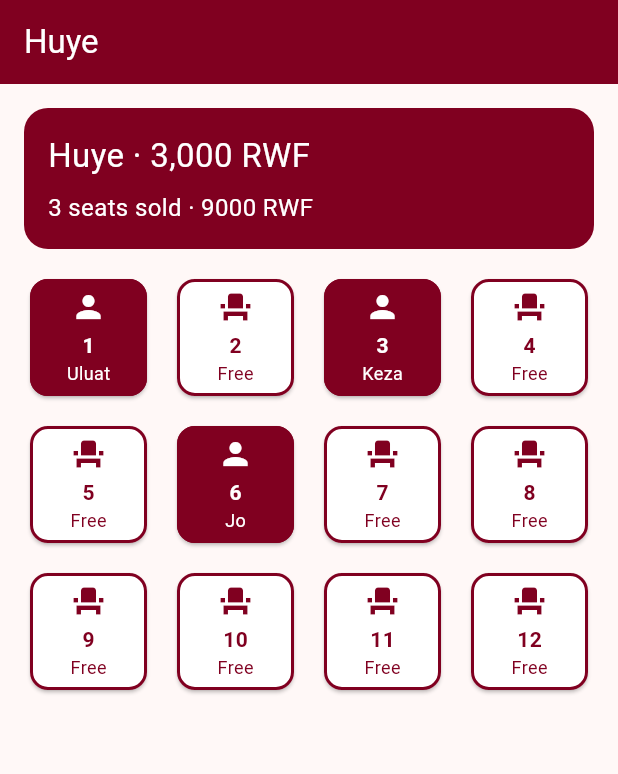
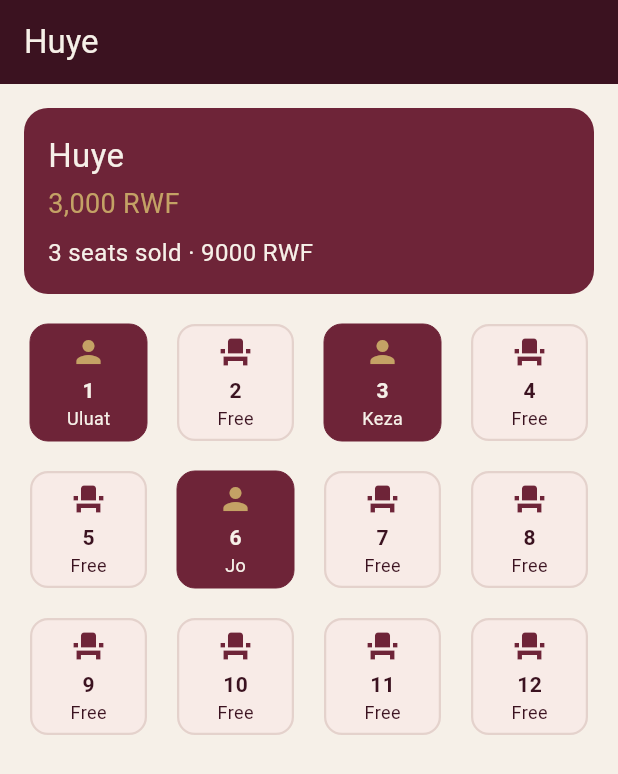
Before and after one commit to mukunzijonathan/bus-booking, a Flutter app: the screen it shows after launch, on a phone screen of 412 x 824 dp. Shown: the top 774 px of the screen. Run offline on Flutter 3.47's test engine with Material 3 defaults, Android fonts, the phone set to English and light mode, and no system bars.

Commit message:
Part 1: color palette

```diff
--- a/lib/main.dart
+++ b/lib/main.dart
@@ -4,7 +4,12 @@ void main() {
   runApp(const BusApp());
 }
 
-const burgundy = Color(0xFF800020);
+const wine = Color(0xFF6E2438);
+const wineDeep = Color(0xFF3B1220);
+const gold = Color(0xFFC4A265);
+const cream = Color(0xFFF6F0E8);
+const blush = Color(0xFFF8EBE7);
+const stone = Color(0xFFE4D2CC);
 const price = 3000;
 
 class Seat {
@@ -25,10 +30,11 @@ class BusApp extends StatelessWidget {
       debugShowCheckedModeBanner: false,
       title: 'Bus Booking',
       theme: ThemeData(
-        colorScheme: ColorScheme.fromSeed(seedColor: burgundy),
+        scaffoldBackgroundColor: cream,
+        colorScheme: ColorScheme.fromSeed(seedColor: wine),
         appBarTheme: const AppBarTheme(
-          backgroundColor: burgundy,
-          foregroundColor: Colors.white,
+          backgroundColor: wineDeep,
+          foregroundColor: cream,
         ),
       ),
       home: const SeatMapScreen(),
@@ -82,20 +88,25 @@ class _SeatMapScreenState extends State<SeatMapScreen> {
             margin: const EdgeInsets.all(16),
             padding: const EdgeInsets.all(16),
             decoration: BoxDecoration(
-              color: burgundy,
+              color: wine,
               borderRadius: BorderRadius.circular(16),
             ),
             child: Column(
               crossAxisAlignment: CrossAxisAlignment.start,
               children: [
                 const Text(
-                  'Huye · 3,000 RWF',
-                  style: TextStyle(color: Colors.white, fontSize: 22),
+                  'Huye',
+                  style: TextStyle(color: cream, fontSize: 22),
+                ),
+                const SizedBox(height: 4),
+                const Text(
+                  '3,000 RWF',
+                  style: TextStyle(color: gold, fontSize: 18),
                 ),
                 const SizedBox(height: 8),
                 Text(
                   '$sold seats sold · ${moneyMade()} RWF',
-                  style: const TextStyle(color: Colors.white, fontSize: 16),
+                  style: const TextStyle(color: cream, fontSize: 16),
                 ),
               ],
             ),
@@ -111,31 +122,36 @@ class _SeatMapScreenState extends State<SeatMapScreen> {
               itemCount: seats.length,
               itemBuilder: (context, index) {
                 final seat = seats[index];
+                final ink = seat.taken ? cream : wineDeep;
                 return Card(
-                  color: seat.taken ? burgundy : Colors.white,
+                  color: seat.taken ? wine : blush,
+                  elevation: 0,
                   shape: RoundedRectangleBorder(
                     borderRadius: BorderRadius.circular(12),
-                    side: const BorderSide(color: burgundy, width: 2),
+                    side: BorderSide(
+                      color: seat.taken ? wine : stone,
+                      width: seat.taken ? 0 : 1.5,
+                    ),
                   ),
                   child: Column(
                     mainAxisAlignment: MainAxisAlignment.center,
                     children: [
                       Icon(
                         seat.taken ? Icons.person : Icons.event_seat,
-                        color: seat.taken ? Colors.white : burgundy,
+                        color: seat.taken ? gold : wine,
                       ),
                       const SizedBox(height: 4),
                       Text(
                         '${seat.number}',
                         style: TextStyle(
-                          color: seat.taken ? Colors.white : burgundy,
+                          color: ink,
                           fontWeight: FontWeight.bold,
                         ),
                       ),
                       Text(
                         seat.passenger ?? 'Free',
                         style: TextStyle(
-                          color: seat.taken ? Colors.white : burgundy,
+                          color: ink,
                           fontSize: 12,
                         ),
                       ),
```
